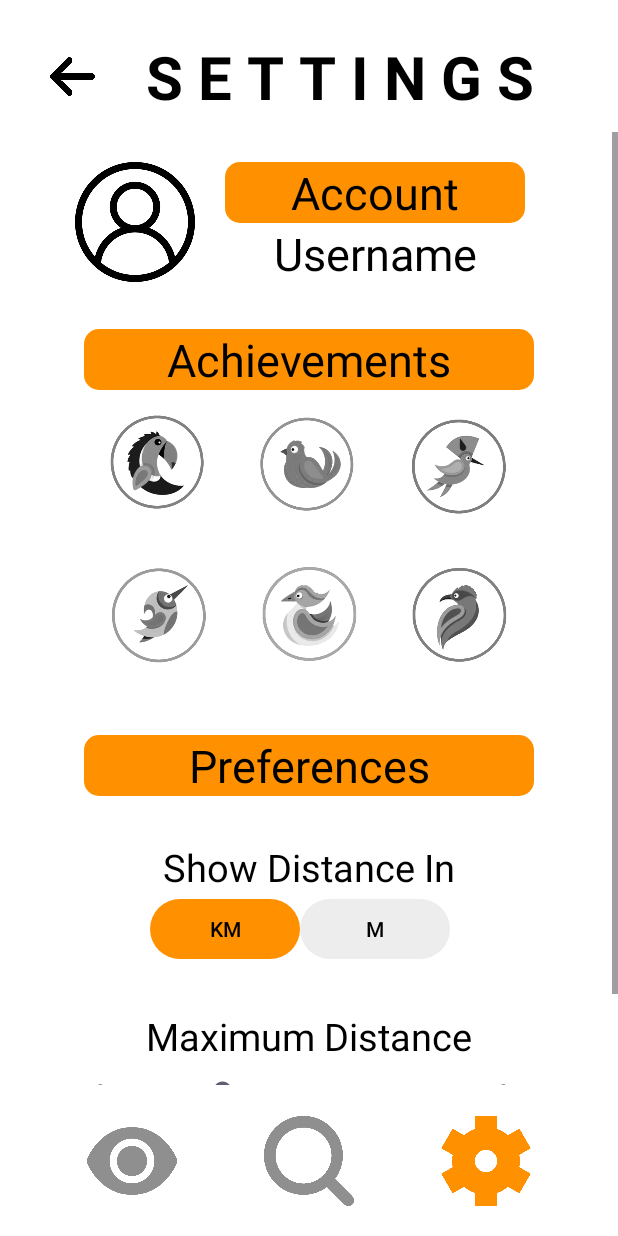
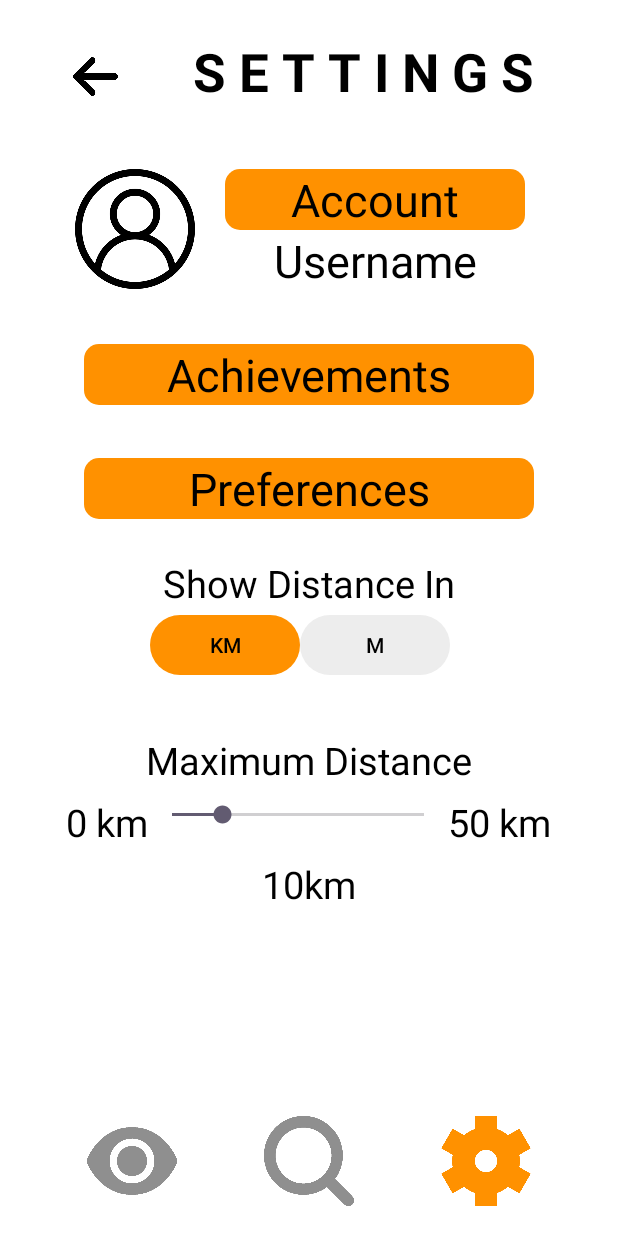
Before and after one commit to ST10090538/OPSC7311_POE, an Android app: the NewObservation screen opened directly, with no data from a screen before it, after a tap on an icon or button, on a phone screen of 412 x 824 dp. Run offline under Robolectric (Android 15) with nearby library versions, the phone set to English and light mode, and no system bars.

Commit message:
part 2 complete

```diff
--- a/app/src/main/res/layout/explore.xml
+++ b/app/src/main/res/layout/explore.xml
@@ -76,7 +76,9 @@
         android:layout_width="wrap_content"
         android:layout_height="wrap_content"
         android:layout_marginStart="10dp"
-        android:text="FeatherFinder"
+        android:text="F E A T H E R  F I N D E R"
+        android:textColor="#000000"
+        android:textStyle="bold"
         app:layout_constraintBottom_toTopOf="@+id/map_container"
         app:layout_constraintStart_toEndOf="@+id/imageView5"
         app:layout_constraintTop_toTopOf="parent"
--- a/app/src/main/res/layout/observations.xml
+++ b/app/src/main/res/layout/observations.xml
@@ -15,7 +15,7 @@
         android:gravity="center_horizontal"
         android:text="O B S E R V A T I O N S"
         android:textColor="#000000"
-        android:textSize="30sp"
+        android:textSize="35sp"
         android:textStyle="bold"
         app:layout_constraintEnd_toEndOf="parent"
         app:layout_constraintHorizontal_bias="0.5"
--- a/app/src/main/res/layout/register.xml
+++ b/app/src/main/res/layout/register.xml
@@ -20,6 +20,7 @@
         app:layout_constraintHorizontal_bias="0.5"
         app:layout_constraintStart_toStartOf="parent"
         app:layout_constraintTop_toTopOf="parent" />
+
 
     <TextView
         android:id="@+id/textView2"
--- a/app/src/main/res/layout/settings.xml
+++ b/app/src/main/res/layout/settings.xml
@@ -15,7 +15,7 @@
         android:layout_marginEnd="56dp"
         android:text="S E T T I N G S"
         android:textColor="#000000"
-        android:textSize="40sp"
+        android:textSize="35sp"
         android:textStyle="bold"
         app:layout_constraintEnd_toEndOf="parent"
         app:layout_constraintTop_toTopOf="parent" />
@@ -35,7 +35,7 @@
         android:id="@+id/scrollView2"
         android:layout_width="match_parent"
         android:layout_height="635dp"
-        android:layout_marginTop="10dp"
+        android:layout_marginTop="16dp"
         app:layout_constraintTop_toBottomOf="@+id/textView6"
         tools:layout_editor_absoluteX="0dp">
 
@@ -54,7 +54,7 @@
                     android:layout_width="80dp"
                     android:layout_height="80dp"
                     android:layout_marginLeft="50dp"
-                    android:layout_marginTop="20dp"
+                    android:layout_marginTop="25dp"
                     android:layout_marginRight="20dp"
                     android:src="@drawable/user" />
 
@@ -67,7 +67,7 @@
                         android:layout_width="200dp"
                         android:layout_height="wrap_content"
                         android:layout_gravity="center"
-                        android:layout_marginTop="20dp"
+                        android:layout_marginTop="25dp"
                         android:background="@drawable/orange_button"
                         android:text="@string/account"
                         android:textAlignment="center"
@@ -89,72 +89,18 @@
                 android:layout_width="300dp"
                 android:layout_height="wrap_content"
                 android:layout_gravity="center"
-                android:layout_marginTop="30dp"
+                android:layout_marginTop="35dp"
                 android:background="@drawable/orange_button"
                 android:text="@string/achievements"
                 android:textAlignment="center"
                 android:textColor="@color/black"
                 android:textSize="30sp" />
 
-            <LinearLayout
-                android:layout_width="match_parent"
-                android:layout_height="wrap_content"
-                android:layout_gravity="center"
-                android:orientation="horizontal">
-
-                <ImageView
-                    android:layout_width="100dp"
-                    android:layout_height="100dp"
-                    android:layout_gravity="center"
-                    android:layout_marginLeft="55dp"
-                    android:src="@drawable/redbirdgrey" />
-
-                <ImageView
-                    android:layout_width="100dp"
-                    android:layout_height="100dp"
-                    android:layout_gravity="center"
-                    android:src="@drawable/orangebirdgrey" />
-
-                <ImageView
-                    android:layout_width="100dp"
-                    android:layout_height="100dp"
-                    android:layout_gravity="center"
-                    android:src="@drawable/greenbirdgrey" />
-
-            </LinearLayout>
-
-            <LinearLayout
-                android:layout_width="match_parent"
-                android:layout_height="wrap_content"
-                android:layout_gravity="center"
-                android:orientation="horizontal">
-
-                <ImageView
-                    android:layout_width="100dp"
-                    android:layout_height="100dp"
-                    android:layout_gravity="center"
-                    android:layout_marginLeft="55dp"
-                    android:src="@drawable/bluebirdgrey" />
-
-                <ImageView
-                    android:layout_width="100dp"
-                    android:layout_height="100dp"
-                    android:layout_gravity="center"
-                    android:src="@drawable/lightpurplebirdgrey" />
-
-                <ImageView
-                    android:layout_width="100dp"
-                    android:layout_height="100dp"
-                    android:layout_gravity="center"
-                    android:src="@drawable/purplebirdgrey" />
-
-            </LinearLayout>
-
             <TextView
                 android:layout_width="300dp"
                 android:layout_height="wrap_content"
                 android:layout_gravity="center"
-                android:layout_marginTop="30dp"
+                android:layout_marginTop="35dp"
                 android:background="@drawable/orange_button"
                 android:text="@string/preferences"
                 android:textAlignment="center"
@@ -165,7 +111,7 @@
                 android:layout_width="300dp"
                 android:layout_height="wrap_content"
                 android:layout_gravity="center"
-                android:layout_marginTop="30dp"
+                android:layout_marginTop="25dp"
                 android:text="Show Distance In"
                 android:textAlignment="center"
                 android:textColor="@color/black"
@@ -201,7 +147,7 @@
                 android:layout_width="300dp"
                 android:layout_height="wrap_content"
                 android:layout_gravity="center"
-                android:layout_marginTop="30dp"
+                android:layout_marginTop="35dp"
                 android:text="Maximum Distance"
                 android:textAlignment="center"
                 android:textColor="@color/black"
@@ -209,7 +155,7 @@
 
             <LinearLayout
                 android:layout_width="match_parent"
-                android:layout_height="wrap_content"
+                android:layout_height="90dp"
                 android:layout_gravity="center_horizontal"
                 android:orientation="vertical">
 
```
Also changed, not shown: app/src/main/java/a/co/varsitycollege/st10090538/opsc7311_poe/NewObservation.kt (+37 -7 lines), app/src/main/res/layout/new_observation.xml (+7 -5 lines).
